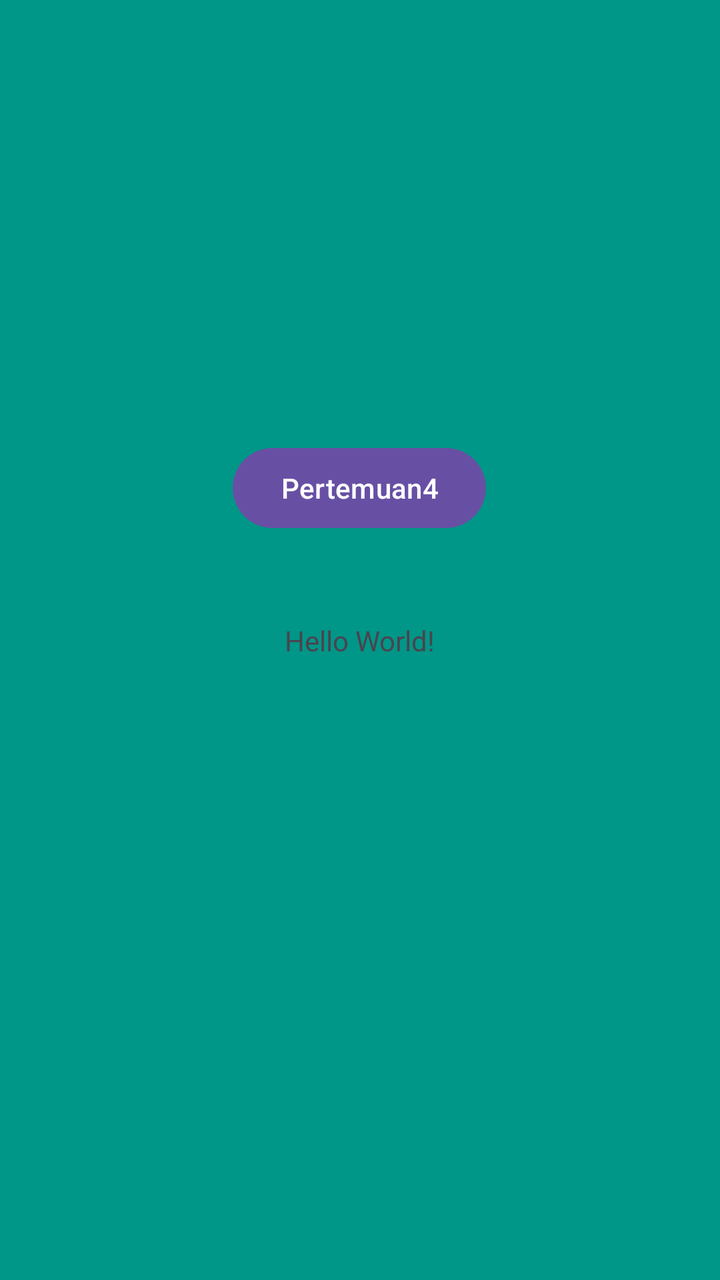
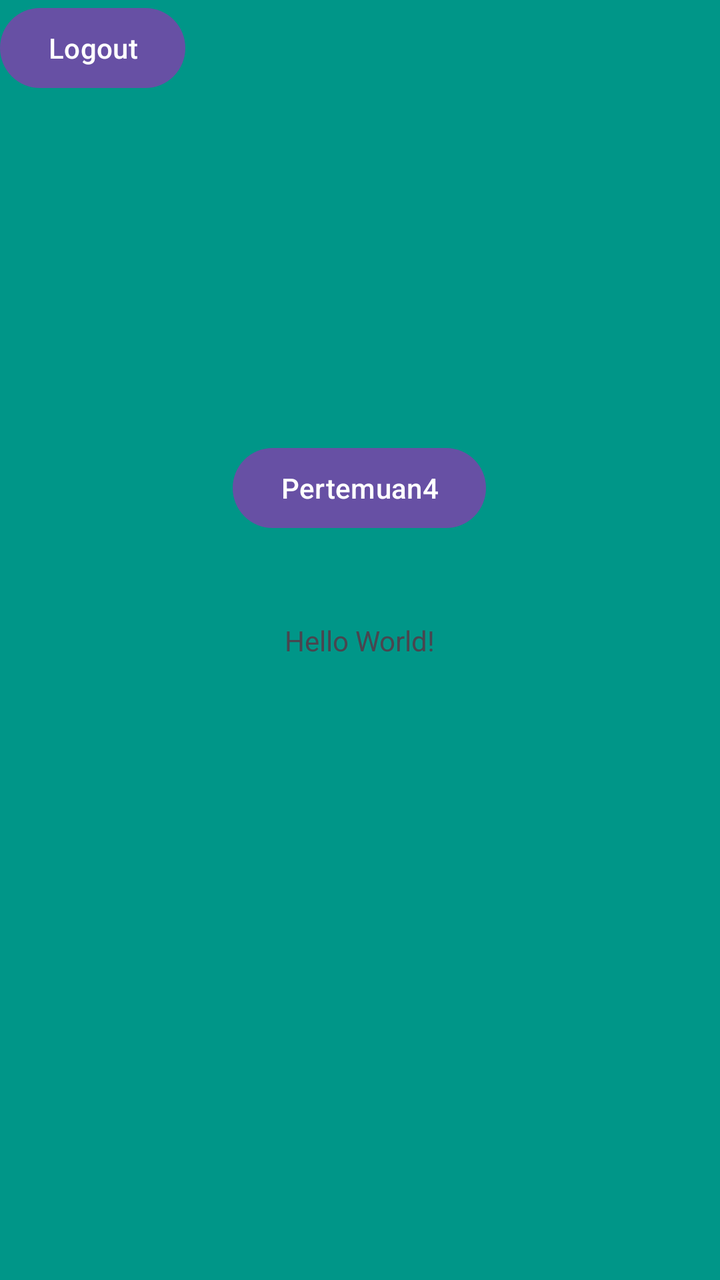

Screens rendered from an Android XML layout before and after an edit, with the pre-edit source and the edit as a unified diff.
<!-- AndroidManifest.xml: application theme Theme.PutriApps -->
<!-- res/layout/activity_main.xml -->
<?xml version="1.0" encoding="utf-8"?>
<androidx.constraintlayout.widget.ConstraintLayout xmlns:android="http://schemas.android.com/apk/res/android"
    xmlns:app="http://schemas.android.com/apk/res-auto"
    xmlns:tools="http://schemas.android.com/tools"
    android:id="@+id/main"
    android:layout_width="match_parent"
    android:layout_height="match_parent"
    android:background="@color/bg"
    tools:context=".MainActivity">

    <TextView
        android:id="@+id/textView"
        android:layout_width="wrap_content"
        android:layout_height="wrap_content"
        android:text="Hello World!"
        app:layout_constraintBottom_toBottomOf="parent"
        app:layout_constraintEnd_toEndOf="parent"
        app:layout_constraintStart_toStartOf="parent"
        app:layout_constraintTop_toTopOf="parent" />


    <Button
        android:id="@+id/button1"
        android:layout_width="wrap_content"
        android:layout_height="wrap_content"
        android:layout_marginTop="220dp"
        android:text="Pertemuan4"
        app:layout_constraintEnd_toEndOf="parent"
        app:layout_constraintHorizontal_bias="0.498"
        app:layout_constraintStart_toStartOf="parent"
        app:layout_constraintTop_toTopOf="parent" />

</androidx.constraintlayout.widget.ConstraintLayout>
<!-- resources referenced by this layout -->
<resources>
  <color name="bg">#009688</color>
  <style name="Theme.PutriApps" parent="Base.Theme.PutriApps" />
  <style name="Base.Theme.PutriApps" parent="Theme.Material3.DayNight.NoActionBar">
          
          
      </style>
</resources>

<!-- the commit's change to res/layout/activity_main.xml (unified diff, before → after) -->
@@ -30,4 +30,10 @@
         app:layout_constraintStart_toStartOf="parent"
         app:layout_constraintTop_toTopOf="parent" />
 
+    <Button
+        android:id="@+id/btnLogout"
+        android:layout_width="wrap_content"
+        android:layout_height="wrap_content"
+        android:text="Logout"/>
+
 </androidx.constraintlayout.widget.ConstraintLayout>
